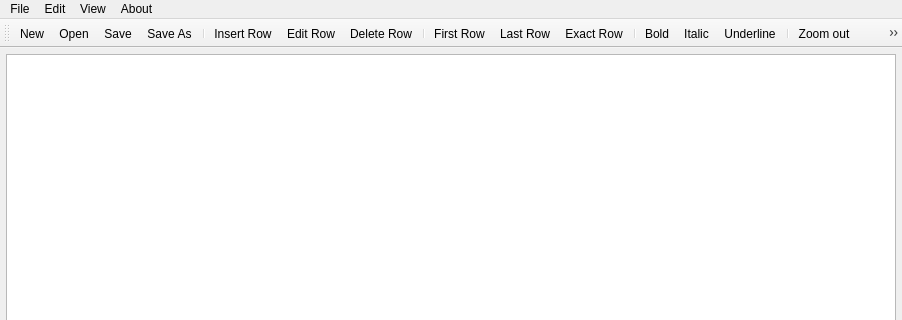
Before: the Qt Designer form mainwindow.ui in Toni997/SubtitleEditor, drawn with Qt 5; both pictures show x 0 to 902 and y 0 to 320 of the 902 by 815 pixel window.
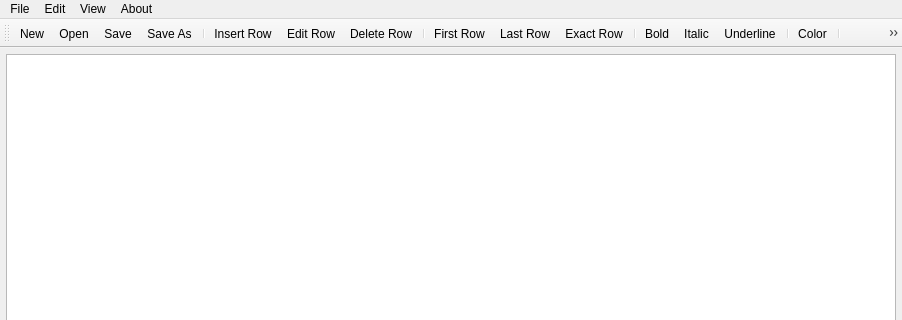
After: the same form once the commit is applied. Icons and pictures are not drawn.

Commit message: color dialog, minor fixes

Patch:
```diff
--- a/mainwindow.ui
+++ b/mainwindow.ui
@@ -446,8 +446,10 @@
    <addaction name="actionItalic"/>
    <addaction name="actionUnderline"/>
    <addaction name="separator"/>
-   <addaction name="actionZoom_out"/>
+   <addaction name="actionColor"/>
+   <addaction name="separator"/>
    <addaction name="actionZoom_in"/>
+   <addaction name="actionZoom_out"/>
   </widget>
   <action name="actionNew">
    <property name="icon">
@@ -652,6 +654,15 @@
     <string>Ctrl+3</string>
    </property>
   </action>
+  <action name="actionColor">
+   <property name="icon">
+    <iconset resource="resources.qrc">
+     <normaloff>:/icons/icons/icons8-text-color-32.png</normaloff>:/icons/icons/icons8-text-color-32.png</iconset>
+   </property>
+   <property name="text">
+    <string>Color</string>
+   </property>
+  </action>
  </widget>
  <resources>
   <include location="resources.qrc"/>
```
Left out of the diff: 23 changed lines with no effect on the pictures. The commit also changes 7 other files.
